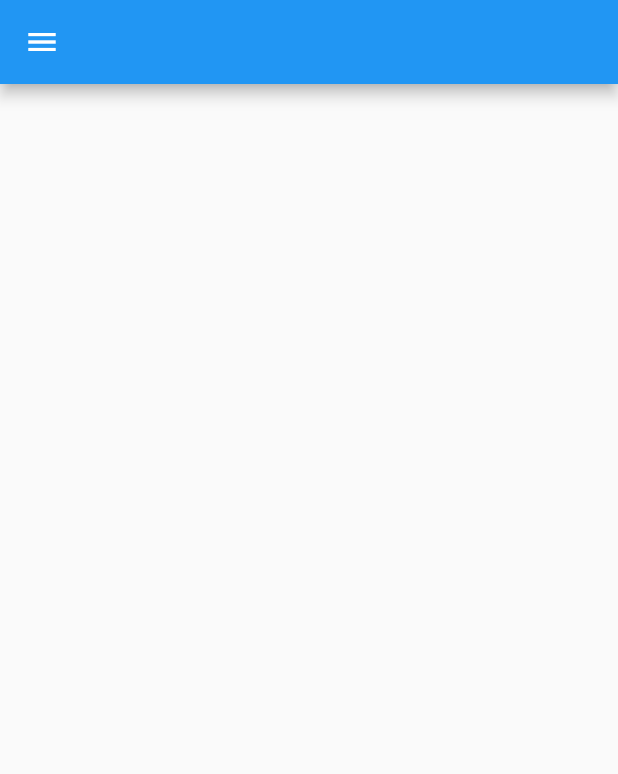
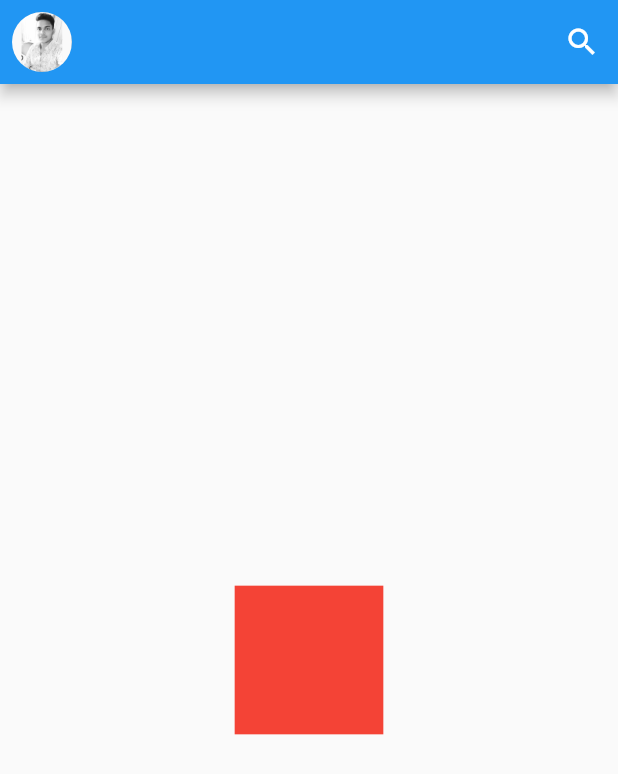
Before and after one commit to iamabhishek229313/Flute-Music-Player, a Flutter app: the screen it shows after launch, on a phone screen of 412 x 824 dp. Shown: the top 774 px of the screen. Run offline on Flutter 3.47's test engine with Material 2 defaults, Android fonts, the phone set to English and light mode, and no system bars; our stand-ins replace flutter_screenutil; missing offline and left inert: flutter_audio_query; statements that could not run were skipped.

```diff
--- /dev/null
+++ b/lib/home_page.dart
@@ -0,0 +1,123 @@
+
+import 'package:flute_music/song_data/fetch_songs.dart';
+import 'package:flute_music/theming/dynamic_theming._bloc.dart';
+import 'package:flutter/material.dart';
+import 'package:flutter_screenutil/flutter_screenutil.dart';
+
+class MyHomePage extends StatefulWidget {
+  final ThemeBloc bloc;
+  final bool isDark;
+  MyHomePage(this.isDark, this.bloc);
+
+  @override
+  _MyHomePageState createState() => _MyHomePageState();
+}
+
+class _MyHomePageState extends State<MyHomePage> with SingleTickerProviderStateMixin {
+  FetchSongs fetchSongs ;
+  final GlobalKey<ScaffoldState> _scaffoldKey = new GlobalKey<ScaffoldState>();
+
+  AnimationController _animationController ;
+  Animation<double> _bigger ;
+  Animation<double> _smaller ;
+@override
+  void initState() {
+    // TODO: implement initState
+    super.initState();
+    fetchSongs = new FetchSongs() ;
+    _animationController = new AnimationController( duration: Duration(seconds: 2),vsync: this) ;
+    _bigger = new Tween(
+      begin: 0.0,
+      end: 100.0,
+    ).animate(
+      new CurvedAnimation(parent: _animationController, curve: Curves.ease)
+    );
+
+    _animationController.forward() ;
+    _animationController..addListener(() {
+      this.setState(() { });
+    })..addStatusListener((status) {
+      if(status == AnimationStatus.completed)
+        _animationController.repeat();
+    });
+  }
+  @override
+  Widget build(BuildContext context) {
+    ScreenUtil.init(context);
+    return Scaffold(
+      key: _scaffoldKey,
+      appBar: new AppBar(
+        leading: Padding(
+          padding: const EdgeInsets.all(8.0),
+          child: InkWell(
+            onTap: () => _scaffoldKey.currentState.openDrawer(),
+            child: ClipRRect(
+              borderRadius: BorderRadius.circular(200),
+              child: new Image(
+                image: AssetImage('assets/images/abhishekProfile.JPG'),
+              ),
+            ),
+          ),
+        ),
+        actions: [
+          new IconButton(
+            icon: new Icon(
+              Icons.search,
+            ),
+            onPressed: () {},
+          )
+        ],
+      ),
+      drawer: _drawer(isDark: widget.isDark, bloc: widget.bloc),
+      body: new FutureBuilder(
+        future: fetchSongs.songs_list(),
+        builder: (context,snapshot){
+          if(snapshot.connectionState == ConnectionState.done){
+            print(snapshot.data);
+            return Container(color: Colors.red,);
+          }
+          return Center(
+            child: new Container(
+              color: Colors.red,
+              width: _bigger.value,
+              height: _bigger.value,
+            ),
+          ) ;
+      }),
+    );
+  }
+
+  @override
+  void dispose() {
+    _animationController.dispose();
+    super.dispose();
+  }
+}
+
+class _drawer extends StatelessWidget {
+  const _drawer({
+    Key key,
+    @required this.isDark,
+    @required this.bloc,
+  }) : super(key: key);
+
+  final bool isDark;
+  final ThemeBloc bloc;
+
+  @override
+  Widget build(BuildContext context) {
+    return new Drawer(
+      child: ListView(
+        children: [
+          ListTile(
+            leading: new Text("Dark Mode"),
+            trailing: new Switch(
+              value: this.isDark,
+              onChanged: bloc.changeTheme,
+            ),
+          )
+        ],
+      ),
+    );
+  }
+}
--- a/lib/main.dart
+++ b/lib/main.dart
@@ -1,3 +1,4 @@
+import 'package:flute_music/home_page.dart';
 import 'package:flute_music/theming/dynamic_theming._bloc.dart';
 import 'package:flutter/material.dart';
 
@@ -15,34 +16,12 @@ class MyApp extends StatelessWidget {
       stream: theme_bloc.currentTheme,
       builder: (context, snapshot) {
         return MaterialApp(
+          debugShowCheckedModeBanner: false,
           title: 'Flutter Demo',
-          theme: snapshot.data ? ThemeData.light() : ThemeData.dark() ,
-          home: MyHomePage(snapshot.data,theme_bloc),
+          theme: snapshot.data ? ThemeData.dark() : ThemeData.light(),
+          home: MyHomePage(snapshot.data, theme_bloc),
         );
       },
     );
   }
 }
-
-class MyHomePage extends StatelessWidget {
-  final ThemeBloc bloc ;
-  final bool isDark ;
-  MyHomePage(this.isDark,this.bloc);
-
-  @override
-  Widget build(BuildContext context) {
-    return Scaffold(
-      appBar: new AppBar(),
-      drawer: new Drawer(
-        child: ListView(
-          children: [
-            ListTile(
-              leading: new Text("Dark Mode"),
-              trailing: new Switch(value: this.isDark, onChanged: bloc.changeTheme,),
-            )
-          ],
-        ),
-      ),
-    );
-  }
-}
--- /dev/null
+++ b/lib/song_data/fetch_songs.dart
@@ -0,0 +1,11 @@
+import 'package:flutter_audio_query/flutter_audio_query.dart';
+
+class FetchSongs {
+  final FlutterAudioQuery audioQuery = new FlutterAudioQuery();
+
+  songs_list() async {
+    List<SongInfo> songsData = await audioQuery.getSongs();
+    await Future.delayed(Duration(seconds: 10));
+    return songsData ;
+  }
+}
```
Also changed, not shown: pubspec.yaml (+7 -2 lines), assets/images/abhishekProfile.JPG (added), pubspec.lock.
